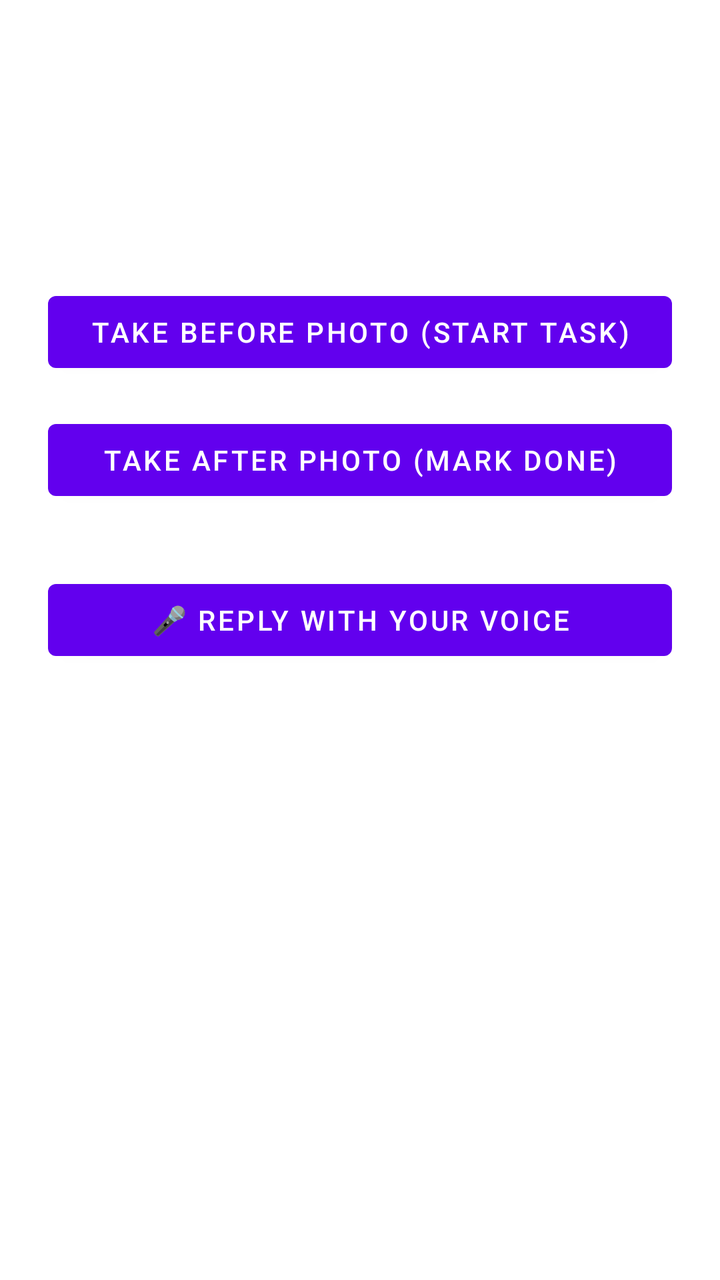
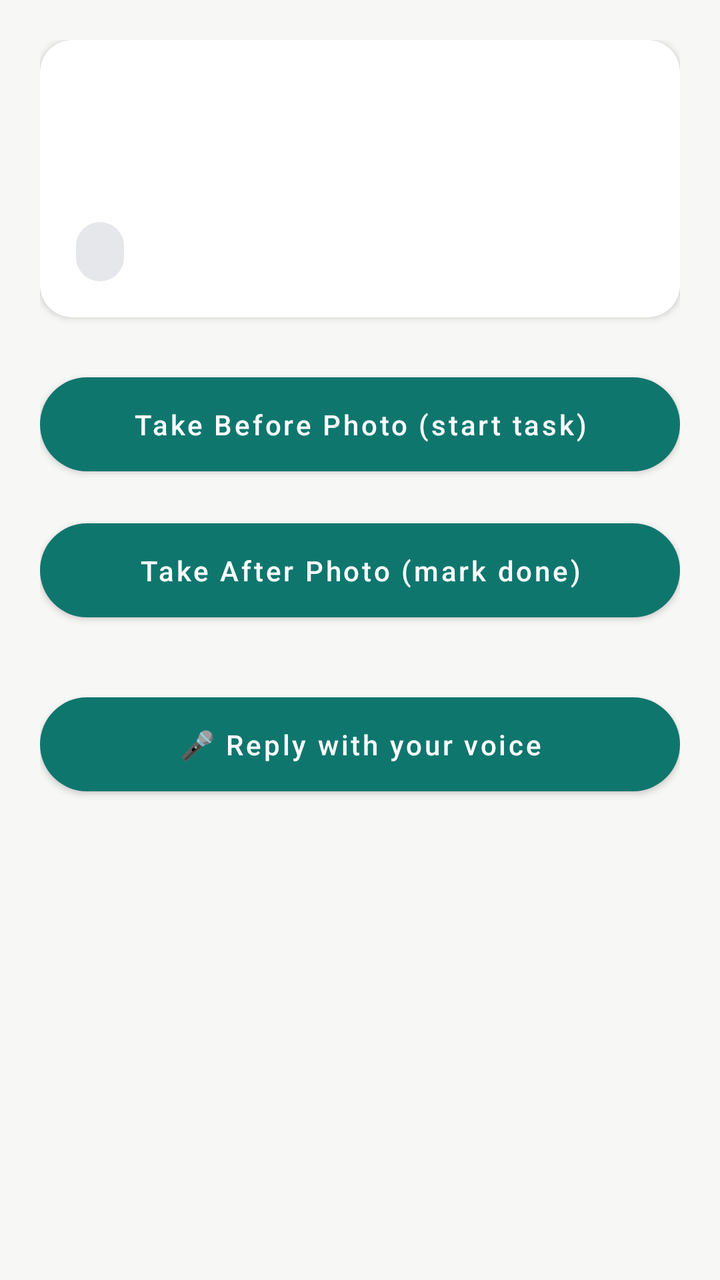

The first picture is an Android layout as it rendered before a commit; the second is the same layout after the commit. The layout source and the unified diff follow.
<!-- AndroidManifest.xml: application theme Theme.SiteComms -->
<!-- res/layout/activity_task_detail.xml -->
<?xml version="1.0" encoding="utf-8"?>
<LinearLayout xmlns:android="http://schemas.android.com/apk/res/android"
    android:layout_width="match_parent"
    android:layout_height="match_parent"
    android:orientation="vertical"
    android:padding="24dp">

    <TextView
        android:id="@+id/detailTitle"
        android:layout_width="match_parent"
        android:layout_height="wrap_content"
        android:textStyle="bold"
        android:textSize="22sp" />

    <TextView
        android:id="@+id/detailDescription"
        android:layout_width="match_parent"
        android:layout_height="wrap_content"
        android:textSize="16sp"
        android:layout_marginTop="8dp" />

    <TextView
        android:id="@+id/detailPhotoRequirement"
        android:layout_width="match_parent"
        android:layout_height="wrap_content"
        android:textStyle="italic"
        android:textColor="#444444"
        android:background="#FFF6DA"
        android:padding="10dp"
        android:layout_marginTop="12dp"
        android:visibility="gone" />

    <TextView
        android:id="@+id/detailStatus"
        android:layout_width="match_parent"
        android:layout_height="wrap_content"
        android:textColor="#666666"
        android:layout_marginTop="8dp" />

    <Button
        android:id="@+id/beforePhotoButton"
        android:layout_width="match_parent"
        android:layout_height="wrap_content"
        android:layout_marginTop="32dp"
        android:text="Take Before Photo (start task)" />

    <LinearLayout
        android:id="@+id/beforePhotoProgress"
        android:layout_width="match_parent"
        android:layout_height="wrap_content"
        android:orientation="horizontal"
        android:gravity="center_vertical"
        android:background="#F5F5F5"
        android:padding="10dp"
        android:layout_marginTop="8dp"
        android:visibility="gone">

        <ImageView
            android:id="@+id/beforePhotoThumbnail"
            android:layout_width="56dp"
            android:layout_height="56dp"
            android:scaleType="centerCrop"
            android:background="#DDDDDD" />

        <TextView
            android:id="@+id/beforePhotoStatus"
            android:layout_width="0dp"
            android:layout_height="wrap_content"
            android:layout_weight="1"
            android:layout_marginStart="12dp"
            android:textSize="15sp" />
    </LinearLayout>

    <Button
        android:id="@+id/afterPhotoButton"
        android:layout_width="match_parent"
        android:layout_height="wrap_content"
        android:layout_marginTop="16dp"
        android:text="Take After Photo (mark done)" />

    <LinearLayout
        android:id="@+id/afterPhotoProgress"
        android:layout_width="match_parent"
        android:layout_height="wrap_content"
        android:orientation="horizontal"
        android:gravity="center_vertical"
        android:background="#F5F5F5"
        android:padding="10dp"
        android:layout_marginTop="8dp"
        android:visibility="gone">

        <ImageView
            android:id="@+id/afterPhotoThumbnail"
            android:layout_width="56dp"
            android:layout_height="56dp"
            android:scaleType="centerCrop"
            android:background="#DDDDDD" />

        <TextView
            android:id="@+id/afterPhotoStatus"
            android:layout_width="0dp"
            android:layout_height="wrap_content"
            android:layout_weight="1"
            android:layout_marginStart="12dp"
            android:textSize="15sp" />
    </LinearLayout>

    <Button
        android:id="@+id/replyButton"
        android:layout_width="match_parent"
        android:layout_height="wrap_content"
        android:layout_marginTop="32dp"
        android:text="🎤 Reply with your voice" />

    <TextView
        android:id="@+id/replyStatus"
        android:layout_width="match_parent"
        android:layout_height="wrap_content"
        android:layout_marginTop="8dp"
        android:textColor="#666666"
        android:textSize="14sp" />

</LinearLayout>
<!-- resources referenced by this layout -->
<resources>
  <style name="Theme.SiteComms" parent="Theme.MaterialComponents.DayNight.NoActionBar" />
</resources>

<!-- the commit's change to res/layout/activity_task_detail.xml (unified diff, before → after) -->
@@ -1,123 +1,180 @@
 <?xml version="1.0" encoding="utf-8"?>
-<LinearLayout xmlns:android="http://schemas.android.com/apk/res/android"
+<androidx.core.widget.NestedScrollView xmlns:android="http://schemas.android.com/apk/res/android"
+    xmlns:app="http://schemas.android.com/apk/res-auto"
     android:layout_width="match_parent"
     android:layout_height="match_parent"
-    android:orientation="vertical"
-    android:padding="24dp">
+    android:background="@color/background"
+    android:fillViewport="true">
 
-    <TextView
-        android:id="@+id/detailTitle"
+    <LinearLayout
         android:layout_width="match_parent"
         android:layout_height="wrap_content"
-        android:textStyle="bold"
-        android:textSize="22sp" />
+        android:orientation="vertical"
+        android:padding="20dp">
 
-    <TextView
-        android:id="@+id/detailDescription"
-        android:layout_width="match_parent"
-        android:layout_height="wrap_content"
-        android:textSize="16sp"
-        android:layout_marginTop="8dp" />
+        <com.google.android.material.card.MaterialCardView
+            android:layout_width="match_parent"
+            android:layout_height="wrap_content"
+            app:cardCornerRadius="16dp"
+            app:cardElevation="2dp"
+            app:cardBackgroundColor="@color/surface">
 
-    <TextView
-        android:id="@+id/detailPhotoRequirement"
-        android:layout_width="match_parent"
-        android:layout_height="wrap_content"
-        android:textStyle="italic"
-        android:textColor="#444444"
-        android:background="#FFF6DA"
-        android:padding="10dp"
-        android:layout_marginTop="12dp"
-        android:visibility="gone" />
+            <LinearLayout
+                android:layout_width="match_parent"
+                android:layout_height="wrap_content"
+                android:orientation="vertical"
+                android:padding="18dp">
 
-    <TextView
-        android:id="@+id/detailStatus"
-        android:layout_width="match_parent"
-        android:layout_height="wrap_content"
-        android:textColor="#666666"
-        android:layout_marginTop="8dp" />
+                <TextView
+                    android:id="@+id/detailTitle"
+                    android:layout_width="match_parent"
+                    android:layout_height="wrap_content"
+                    android:textStyle="bold"
+                    android:textSize="22sp"
+                    android:textColor="@color/text_primary" />
 
-    <Button
-        android:id="@+id/beforePhotoButton"
-        android:layout_width="match_parent"
-        android:layout_height="wrap_content"
-        android:layout_marginTop="32dp"
-        android:text="Take Before Photo (start task)" />
+                <TextView
+                    android:id="@+id/detailDescription"
+                    android:layout_width="match_parent"
+                    android:layout_height="wrap_content"
+                    android:textSize="16sp"
+                    android:textColor="@color/text_secondary"
+                    android:layout_marginTop="8dp" />
 
-    <LinearLayout
-        android:id="@+id/beforePhotoProgress"
-        android:layout_width="match_parent"
-        android:layout_height="wrap_content"
-        android:orientation="horizontal"
-        android:gravity="center_vertical"
-        android:background="#F5F5F5"
-        android:padding="10dp"
-        android:layout_marginTop="8dp"
-        android:visibility="gone">
+                <TextView
+                    android:id="@+id/detailPhotoRequirement"
+                    android:layout_width="match_parent"
+                    android:layout_height="wrap_content"
+                    android:textStyle="italic"
+                    android:textColor="@color/status_warning"
+                    android:background="@drawable/bg_pill"
+                    android:backgroundTint="@color/status_warning_bg"
+                    android:padding="12dp"
+                    android:layout_marginTop="14dp"
+                    android:visibility="gone" />
 
-        <ImageView
-            android:id="@+id/beforePhotoThumbnail"
-            android:layout_width="56dp"
-            android:layout_height="56dp"
-            android:scaleType="centerCrop"
-            android:background="#DDDDDD" />
+                <TextView
+                    android:id="@+id/detailStatus"
+                    android:layout_width="wrap_content"
+                    android:layout_height="wrap_content"
+                    android:textSize="13sp"
+                    android:textStyle="bold"
+                    android:textColor="@color/status_neutral"
+                    android:background="@drawable/bg_pill"
+                    android:backgroundTint="@color/status_neutral_bg"
+                    android:paddingHorizontal="12dp"
+                    android:paddingVertical="6dp"
+                    android:layout_marginTop="14dp" />
+
+            </LinearLayout>
+
+        </com.google.android.material.card.MaterialCardView>
+
+        <Button
+            android:id="@+id/beforePhotoButton"
+            android:layout_width="match_parent"
+            android:layout_height="wrap_content"
+            android:layout_marginTop="24dp"
+            android:text="Take Before Photo (start task)" />
+
+        <com.google.android.material.card.MaterialCardView
+            android:id="@+id/beforePhotoProgress"
+            android:layout_width="match_parent"
+            android:layout_height="wrap_content"
+            android:layout_marginTop="10dp"
+            app:cardCornerRadius="14dp"
+            app:cardElevation="0dp"
+            app:cardBackgroundColor="@color/background"
+            app:strokeColor="#E5E7EB"
+            app:strokeWidth="1dp"
+            android:visibility="gone">
+
+            <LinearLayout
+                android:layout_width="match_parent"
+                android:layout_height="wrap_content"
+                android:orientation="horizontal"
+                android:gravity="center_vertical"
+                android:padding="12dp">
+
+                <ImageView
+                    android:id="@+id/beforePhotoThumbnail"
+                    android:layout_width="56dp"
+                    android:layout_height="56dp"
+                    android:scaleType="centerCrop"
+                    android:background="@drawable/bg_photo_thumb"
+                    android:clipToOutline="true" />
+
+                <TextView
+                    android:id="@+id/beforePhotoStatus"
+                    android:layout_width="0dp"
+                    android:layout_height="wrap_content"
+                    android:layout_weight="1"
+                    android:layout_marginStart="14dp"
+                    android:textSize="15sp" />
+            </LinearLayout>
+
+        </com.google.android.material.card.MaterialCardView>
+
+        <Button
+            android:id="@+id/afterPhotoButton"
+            android:layout_width="match_parent"
+            android:layout_height="wrap_content"
+            android:layout_marginTop="14dp"
+            android:text="Take After Photo (mark done)" />
+
+        <com.google.android.material.card.MaterialCardView
+            android:id="@+id/afterPhotoProgress"
+            android:layout_width="match_parent"
+            android:layout_height="wrap_content"
+            android:layout_marginTop="10dp"
+            app:cardCornerRadius="14dp"
+            app:cardElevation="0dp"
+            app:cardBackgroundColor="@color/background"
+            app:strokeColor="#E5E7EB"
+            app:strokeWidth="1dp"
+            android:visibility="gone">
+
+            <LinearLayout
+                android:layout_width="match_parent"
+                android:layout_height="wrap_content"
+                android:orientation="horizontal"
+                android:gravity="center_vertical"
+                android:padding="12dp">
+
+                <ImageView
+                    android:id="@+id/afterPhotoThumbnail"
+                    android:layout_width="56dp"
+                    android:layout_height="56dp"
+                    android:scaleType="centerCrop"
+                    android:background="@drawable/bg_photo_thumb"
+                    android:clipToOutline="true" />
+
+                <TextView
+                    android:id="@+id/afterPhotoStatus"
+                    android:layout_width="0dp"
+                    android:layout_height="wrap_content"
+                    android:layout_weight="1"
+                    android:layout_marginStart="14dp"
+                    android:textSize="15sp" />
+            </LinearLayout>
+
+        </com.google.android.material.card.MaterialCardView>
+
+        <Button
+            android:id="@+id/replyButton"
+            android:layout_width="match_parent"
+            android:layout_height="wrap_content"
+            android:layout_marginTop="28dp"
+            android:text="🎤 Reply with your voice" />
 
         <TextView
-            android:id="@+id/beforePhotoStatus"
-            android:layout_width="0dp"
+            android:id="@+id/replyStatus"
+            android:layout_width="match_parent"
             android:layout_height="wrap_content"
-            android:layout_weight="1"
-            android:layout_marginStart="12dp"
-            android:textSize="15sp" />
+            android:layout_marginTop="10dp"
+            android:textColor="@color/text_secondary"
+            android:textSize="14sp" />
+
     </LinearLayout>
 
-    <Button
-        android:id="@+id/afterPhotoButton"
-        android:layout_width="match_parent"
-        android:layout_height="wrap_content"
-        android:layout_marginTop="16dp"
-        android:text="Take After Photo (mark done)" />
-
-    <LinearLayout
-        android:id="@+id/afterPhotoProgress"
-        android:layout_width="match_parent"
-        android:layout_height="wrap_content"
-        android:orientation="horizontal"
-        android:gravity="center_vertical"
-        android:background="#F5F5F5"
-        android:padding="10dp"
-        android:layout_marginTop="8dp"
-        android:visibility="gone">
-
-        <ImageView
-            android:id="@+id/afterPhotoThumbnail"
-            android:layout_width="56dp"
-            android:layout_height="56dp"
-            android:scaleType="centerCrop"
-            android:background="#DDDDDD" />
-
-        <TextView
-            android:id="@+id/afterPhotoStatus"
-            android:layout_width="0dp"
-            android:layout_height="wrap_content"
-            android:layout_weight="1"
-            android:layout_marginStart="12dp"
-            android:textSize="15sp" />
-    </LinearLayout>
-
-    <Button
-        android:id="@+id/replyButton"
-        android:layout_width="match_parent"
-        android:layout_height="wrap_content"
-        android:layout_marginTop="32dp"
-        android:text="🎤 Reply with your voice" />
-
-    <TextView
-        android:id="@+id/replyStatus"
-        android:layout_width="match_parent"
-        android:layout_height="wrap_content"
-        android:layout_marginTop="8dp"
-        android:textColor="#666666"
-        android:textSize="14sp" />
-
-</LinearLayout>
+</androidx.core.widget.NestedScrollView>
<!-- resource entries referenced after the edit -->
@@ -1,5 +1,45 @@
 <!-- resources referenced by this layout -->
 <resources>
-  <style name="Theme.SiteComms" parent="Theme.MaterialComponents.DayNight.NoActionBar" />
+  <color name="background">#F7F7F5</color>
+  <color name="status_neutral">#374151</color>
+  <color name="status_neutral_bg">#E5E7EB</color>
+  <color name="status_warning">#92400E</color>
+  <color name="status_warning_bg">#FEF3C7</color>
+  <color name="surface">#FFFFFF</color>
+  <color name="text_primary">#1F2937</color>
+  <color name="text_secondary">#6B7280</color>
+  <!-- drawable bg_photo_thumb (drawable) -->
+  <?xml version="1.0" encoding="utf-8"?>
+  <shape xmlns:android="http://schemas.android.com/apk/res/android"
+      android:shape="rectangle">
+      <solid android:color="#DDDDDD" />
+      <corners android:radius="12dp" />
+  </shape>
+  <!-- drawable bg_pill (drawable) -->
+  <?xml version="1.0" encoding="utf-8"?>
+  <shape xmlns:android="http://schemas.android.com/apk/res/android"
+      android:shape="rectangle">
+      <solid android:color="#FFFFFF" />
+      <corners android:radius="20dp" />
+  </shape>
+  <style name="Theme.SiteComms" parent="Theme.MaterialComponents.DayNight.NoActionBar">
+          <item name="colorPrimary">@color/primary</item>
+          <item name="colorPrimaryDark">@color/primary_dark</item>
+          <item name="colorAccent">@color/accent</item>
+          <item name="android:windowBackground">@color/background</item>
+          <item name="materialButtonStyle">@style/Widget.SiteComms.Button</item>
+          <item name="android:textColorPrimary">@color/text_primary</item>
+      </style>
+  <color name="primary">#0F766E</color>
+  <color name="primary_dark">#0B5C56</color>
+  <color name="accent">#F59E0B</color>
+  <style name="Widget.SiteComms.Button" parent="Widget.MaterialComponents.Button">
+          <item name="cornerRadius">24dp</item>
+          <item name="android:textAllCaps">false</item>
+          <item name="android:paddingTop">14dp</item>
+          <item name="android:paddingBottom">14dp</item>
+          <item name="android:paddingStart">20dp</item>
+          <item name="android:paddingEnd">20dp</item>
+      </style>
 </resources>
 
